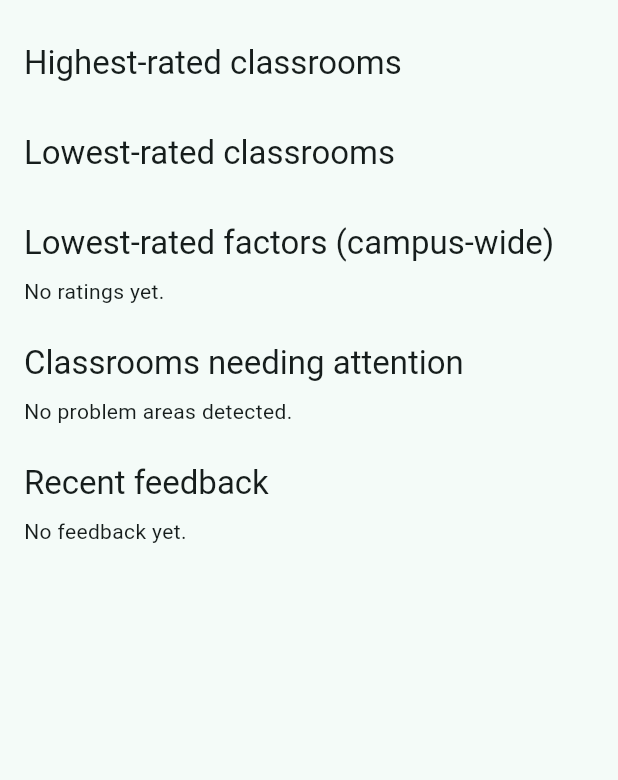
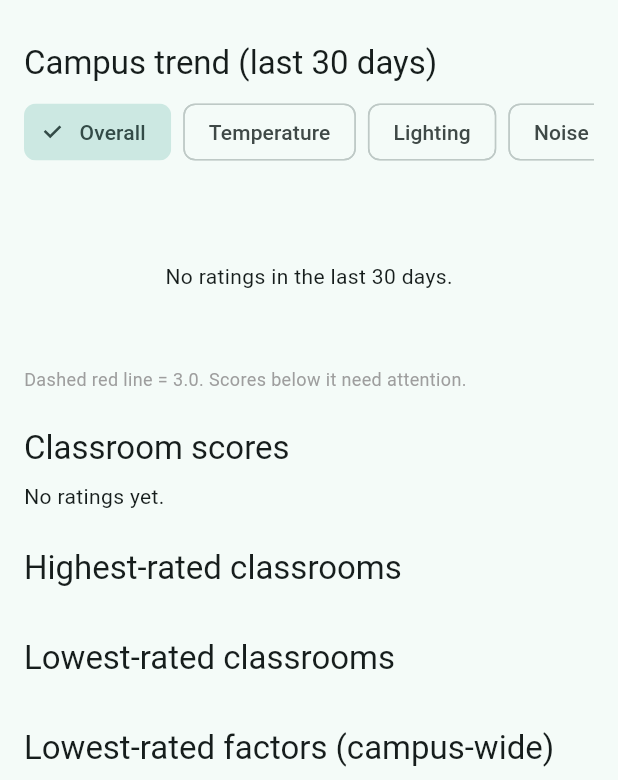
Before and after one commit to INSYTUIN/classcomfort, a Flutter app: the AdminDashboardScreen screen opened directly, on a phone screen of 412 x 824 dp, the part 456-1236 px from its top. Run offline on Flutter 3.47's test engine with Material 3 defaults, Android fonts, the phone set to English and light mode, and no system bars; our stand-ins replace cloud_firestore, firebase_auth, firebase_core, fl_chart; accounts and stored records are empty; network calls fail.

Commit message:
added charts

```diff
--- a/lib/models/models.dart
+++ b/lib/models/models.dart
@@ -52,3 +52,9 @@ class Rating {
   /// Classroom Comfort Score = sum of the 6 ratings / 6
   double get overallScore => calculateScore(scores);
 }
+
+class TrendPoint {
+  final int x; // days since the start of the chart window
+  final double value; // average score on that day
+  const TrendPoint({required this.x, required this.value});
+}
--- a/lib/screens/admin_dashboard_screen.dart
+++ b/lib/screens/admin_dashboard_screen.dart
@@ -2,6 +2,7 @@ import 'package:flutter/material.dart';
 import '../models/models.dart';
 import '../services/data_service.dart';
 import '../utils/score_utils.dart';
+import '../widgets/charts.dart';
 import '../widgets/widgets.dart';
 import 'classroom_detail_screen.dart';
 import 'manage_classrooms_screen.dart';
@@ -98,6 +99,17 @@ class AdminDashboardScreen extends StatelessWidget {
                       ),
                     ],
                   ),
+                  _SectionTitle('Campus trend (last $trendDays days)'),
+                  TrendSection(
+                    pointsFor: (factor) => dataService.campusTrend(factor: factor),
+                  ),
+                  const _SectionTitle('Classroom scores'),
+                  ClassroomBarChart(
+                    entries: [
+                      for (final c in rated)
+                        MapEntry(c.roomNumber, dataService.averageScore(c.id)!),
+                    ],
+                  ),
                   const _SectionTitle('Highest-rated classrooms'),
                   for (final room in highest) ClassroomTile(classroom: room),
                   const _SectionTitle('Lowest-rated classrooms'),
--- a/lib/screens/classroom_detail_screen.dart
+++ b/lib/screens/classroom_detail_screen.dart
@@ -2,6 +2,7 @@ import 'package:flutter/material.dart';
 import '../models/models.dart';
 import '../services/data_service.dart';
 import '../utils/score_utils.dart';
+import '../widgets/charts.dart';
 import '../widgets/widgets.dart';
 import 'rate_classroom_screen.dart';
 
@@ -76,6 +77,12 @@ class ClassroomDetailScreen extends StatelessWidget {
               const SizedBox(height: 8),
               FactorBars(averages: dataService.factorAverages(classroom.id)),
               const SizedBox(height: 16),
+              Text('Score trend (last $trendDays days)', style: textTheme.titleLarge),
+              const SizedBox(height: 8),
+              TrendSection(
+                pointsFor: (factor) => dataService.trendFor(classroom.id, factor: factor),
+              ),
+              const SizedBox(height: 16),
               Text('Student feedback', style: textTheme.titleLarge),
               if (comments.isEmpty)
                 const Padding(
--- a/lib/services/data_service.dart
+++ b/lib/services/data_service.dart
@@ -345,6 +345,40 @@ class DataService extends ChangeNotifier {
   List<Rating> recentFeedback({int limit = 5}) =>
       _withComments(_activeRatings).take(limit).toList();
 
+  // ---------- Trends over time ----------
+
+  /// Average score per day for the last [days] days. Days with no ratings are
+  /// skipped. [factor] = null means the overall comfort score.
+  List<TrendPoint> _dailyAverages(List<Rating> list, String? factor, int days) {
+    final now = DateTime.now();
+    final start = DateTime.utc(now.year, now.month, now.day - (days - 1));
+    final byDay = <int, List<double>>{};
+
+    for (final r in list) {
+      final d = r.createdAt;
+      final x = DateTime.utc(d.year, d.month, d.day).difference(start).inDays;
+      if (x < 0 || x >= days) continue; // outside the chart window
+      final value = factor == null ? r.overallScore : r.scores[factor]!.toDouble();
+      byDay.putIfAbsent(x, () => []).add(value);
+    }
+
+    return byDay.entries
+        .map((e) => TrendPoint(
+      x: e.key,
+      value: e.value.reduce((a, b) => a + b) / e.value.length,
+    ))
+        .toList()
+      ..sort((a, b) => a.x.compareTo(b.x));
+  }
+
+  /// Daily trend for one classroom.
+  List<TrendPoint> trendFor(String classroomId, {String? factor, int days = trendDays}) =>
+      _dailyAverages(ratingsFor(classroomId), factor, days);
+
+  /// Daily trend across all classrooms.
+  List<TrendPoint> campusTrend({String? factor, int days = trendDays}) =>
+      _dailyAverages(_activeRatings, factor, days);
+
   // ---------- Dashboard statistics ----------
 
   int get totalClassrooms => _classrooms.length;
--- a/lib/utils/score_utils.dart
+++ b/lib/utils/score_utils.dart
@@ -29,6 +29,7 @@ const Map<int, String> ratingLabels = {
 
 /// A factor whose average is below this value is flagged as a problem area.
 const double problemThreshold = 3.0;
+const int trendDays = 30;
 
 /// Classroom Comfort Score = (sum of all factor ratings) / number of factors.
 double calculateScore(Map<String, int> scores) {
--- /dev/null
+++ b/lib/widgets/charts.dart
@@ -0,0 +1,240 @@
+import 'package:fl_chart/fl_chart.dart';
+import 'package:flutter/material.dart';
+import '../models/models.dart';
+import '../utils/score_utils.dart';
+
+/// Line chart of the average score per day over the last [days] days.
+class TrendChart extends StatelessWidget {
+  final List<TrendPoint> points;
+  final int days;
+
+  const TrendChart({super.key, required this.points, this.days = trendDays});
+
+  @override
+  Widget build(BuildContext context) {
+    if (points.isEmpty) {
+      return SizedBox(
+        height: 120,
+        child: Center(child: Text('No ratings in the last $days days.')),
+      );
+    }
+
+    final today = DateTime.now();
+    final color = Theme.of(context).colorScheme.primary;
+
+    return SizedBox(
+      height: 220,
+      child: Padding(
+        padding: const EdgeInsets.only(right: 16, top: 8),
+        child: LineChart(
+          LineChartData(
+            minX: 0,
+            maxX: (days - 1).toDouble(),
+            minY: 1,
+            maxY: 5,
+            gridData: FlGridData(show: true, drawVerticalLine: false),
+            borderData: FlBorderData(show: false),
+            // Dashed red line at the "needs attention" level
+            extraLinesData: ExtraLinesData(
+              horizontalLines: [
+                HorizontalLine(
+                  y: problemThreshold,
+                  color: Colors.red.shade300,
+                  strokeWidth: 1,
+                  dashArray: [6, 4],
+                ),
+              ],
+            ),
+            titlesData: FlTitlesData(
+              topTitles: AxisTitles(sideTitles: SideTitles(showTitles: false)),
+              rightTitles: AxisTitles(sideTitles: SideTitles(showTitles: false)),
+              leftTitles: AxisTitles(
+                sideTitles: SideTitles(
+                  showTitles: true,
+                  interval: 1,
+                  reservedSize: 28,
+                  getTitlesWidget: (value, meta) => Text(
+                    value.toInt().toString(),
+                    style: const TextStyle(fontSize: 11),
+                  ),
+                ),
+              ),
+              bottomTitles: AxisTitles(
+                sideTitles: SideTitles(
+                  showTitles: true,
+                  interval: (days - 1) / 4,
+                  reservedSize: 28,
+                  getTitlesWidget: (value, meta) {
+                    // x = 0 is the oldest day, x = days - 1 is today
+                    final date = DateTime(
+                      today.year,
+                      today.month,
+                      today.day - (days - 1) + value.round(),
+                    );
+                    return Padding(
+                      padding: const EdgeInsets.only(top: 8),
+                      child: Text(
+                        '${date.day}/${date.month}',
+                        style: const TextStyle(fontSize: 11),
+                      ),
+                    );
+                  },
+                ),
+              ),
+            ),
+            lineBarsData: [
+              LineChartBarData(
+                spots: [for (final p in points) FlSpot(p.x.toDouble(), p.value)],
+                isCurved: false,
+                color: color,
+                barWidth: 3,
+                dotData: FlDotData(show: true),
+                belowBarData: BarAreaData(
+                  show: true,
+                  color: color.withValues(alpha: 0.15),
+                ),
+              ),
+            ],
+          ),
+        ),
+      ),
+    );
+  }
+}
+
+/// A trend chart with chips to switch between the overall score and each factor.
+/// [pointsFor] returns the points for a factor (null = overall score).
+class TrendSection extends StatefulWidget {
+  final List<TrendPoint> Function(String? factor) pointsFor;
+
+  const TrendSection({super.key, required this.pointsFor});
+
+  @override
+  State<TrendSection> createState() => _TrendSectionState();
+}
+
+class _TrendSectionState extends State<TrendSection> {
+  String? _factor; // null = overall score
+
+  @override
+  Widget build(BuildContext context) {
+    return Column(
+      crossAxisAlignment: CrossAxisAlignment.start,
+      children: [
+        SingleChildScrollView(
+          scrollDirection: Axis.horizontal,
+          child: Row(
+            children: [
+              for (final option in <String?>[null, ...factors])
+                Padding(
+                  padding: const EdgeInsets.only(right: 8),
+                  child: ChoiceChip(
+                    label: Text(option ?? 'Overall'),
+                    selected: _factor == option,
+                    onSelected: (_) => setState(() => _factor = option),
+                  ),
+                ),
+            ],
+          ),
+        ),
+        const SizedBox(height: 12),
+        TrendChart(points: widget.pointsFor(_factor)),
+        const Text(
+          'Dashed red line = 3.0. Scores below it need attention.',
+          style: TextStyle(fontSize: 12, color: Colors.grey),
+        ),
+      ],
+    );
+  }
+}
+
+/// Bar chart comparing the average score of each classroom.
+/// Each entry is (room label, score).
+class ClassroomBarChart extends StatelessWidget {
+  final List<MapEntry<String, double>> entries;
+
+  const ClassroomBarChart({super.key, required this.entries});
+
+  @override
+  Widget build(BuildContext context) {
+    if (entries.isEmpty) return const Text('No ratings yet.');
+
+    return LayoutBuilder(
+      builder: (context, constraints) {
+        // Give every bar enough room; scroll sideways if there are many rooms.
+        final neededWidth = entries.length * 56.0;
+        final width =
+            neededWidth > constraints.maxWidth ? neededWidth : constraints.maxWidth;
+
+        return SingleChildScrollView(
+          scrollDirection: Axis.horizontal,
+          child: SizedBox(
+            width: width,
+            height: 220,
+            child: Padding(
+              padding: const EdgeInsets.only(right: 16, top: 8),
+              child: BarChart(
+                BarChartData(
+                  minY: 0,
+                  maxY: 5,
+                  alignment: BarChartAlignment.spaceAround,
+                  gridData: FlGridData(show: true, drawVerticalLine: false),
+                  borderData: FlBorderData(show: false),
+                  titlesData: FlTitlesData(
+                    topTitles: AxisTitles(sideTitles: SideTitles(showTitles: false)),
+                    rightTitles: AxisTitles(sideTitles: SideTitles(showTitles: false)),
+                    leftTitles: AxisTitles(
+                      sideTitles: SideTitles(
+                        showTitles: true,
+                        interval: 1,
+                        reservedSize: 28,
+                        getTitlesWidget: (value, meta) => Text(
+                          value.toInt().toString(),
+                          style: const TextStyle(fontSize: 11),
+                        ),
+                      ),
+                    ),
+                    bottomTitles: AxisTitles(
+                      sideTitles: SideTitles(
+                        showTitles: true,
+                        interval: 1,
+                        reservedSize: 28,
+                        getTitlesWidget: (value, meta) {
+                          final i = value.toInt();
+                          if (i < 0 || i >= entries.length) {
+                            return const SizedBox.shrink();
+                          }
+                          return Padding(
+                            padding: const EdgeInsets.only(top: 8),
+                            child: Text(
+                              entries[i].key,
+                              style: const TextStyle(fontSize: 11),
+                            ),
+                          );
+                        },
+                      ),
+                    ),
+                  ),
+                  barGroups: [
+                    for (var i = 0; i < entries.length; i++)
+                      BarChartGroupData(
+                        x: i,
+                        barRods: [
+                          BarChartRodData(
+                            toY: entries[i].value,
+                            color: scoreColor(entries[i].value),
+                            width: 22,
+                            borderRadius: BorderRadius.circular(4),
+                          ),
+                        ],
+                      ),
+                  ],
+                ),
+              ),
+            ),
+          ),
+        );
+      },
+    );
+  }
+}
--- a/pubspec.yaml
+++ b/pubspec.yaml
@@ -37,6 +37,7 @@ dependencies:
   firebase_core: ^4.15.0
   cloud_firestore: ^6.10.0
   firebase_auth: ^6.7.0
+  fl_chart: ^1.2.0
 
 dev_dependencies:
   flutter_test:
```
Also changed, not shown: pubspec.lock, 1 other file. Lines whose indentation alone changed are shown as unchanged.
